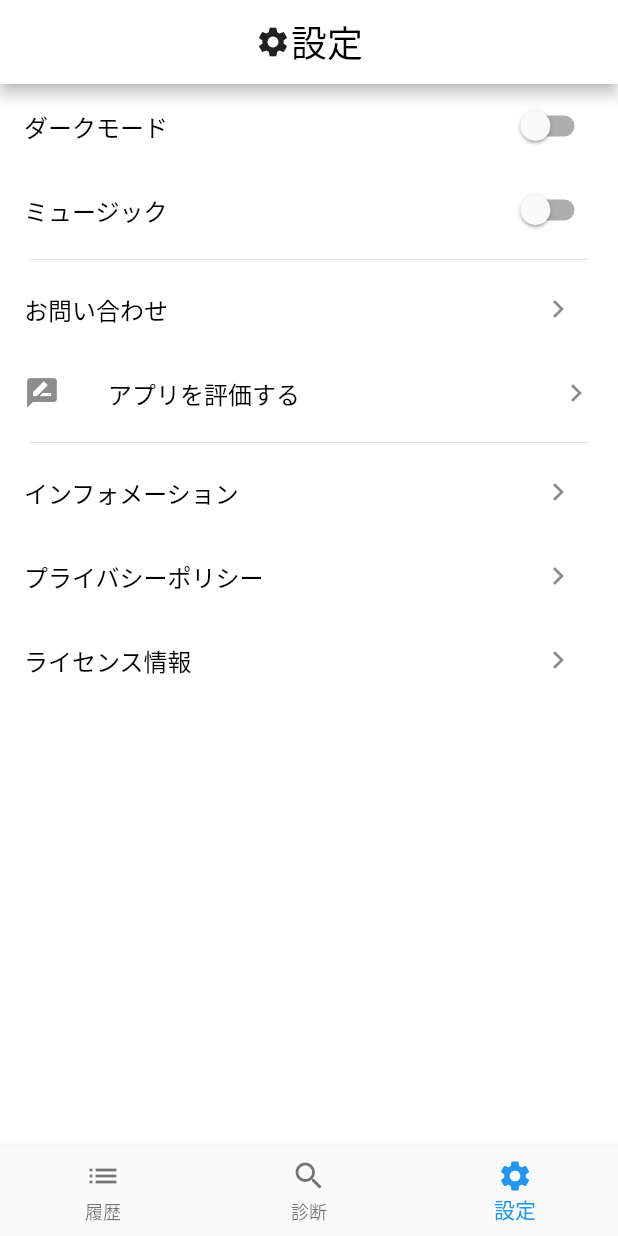
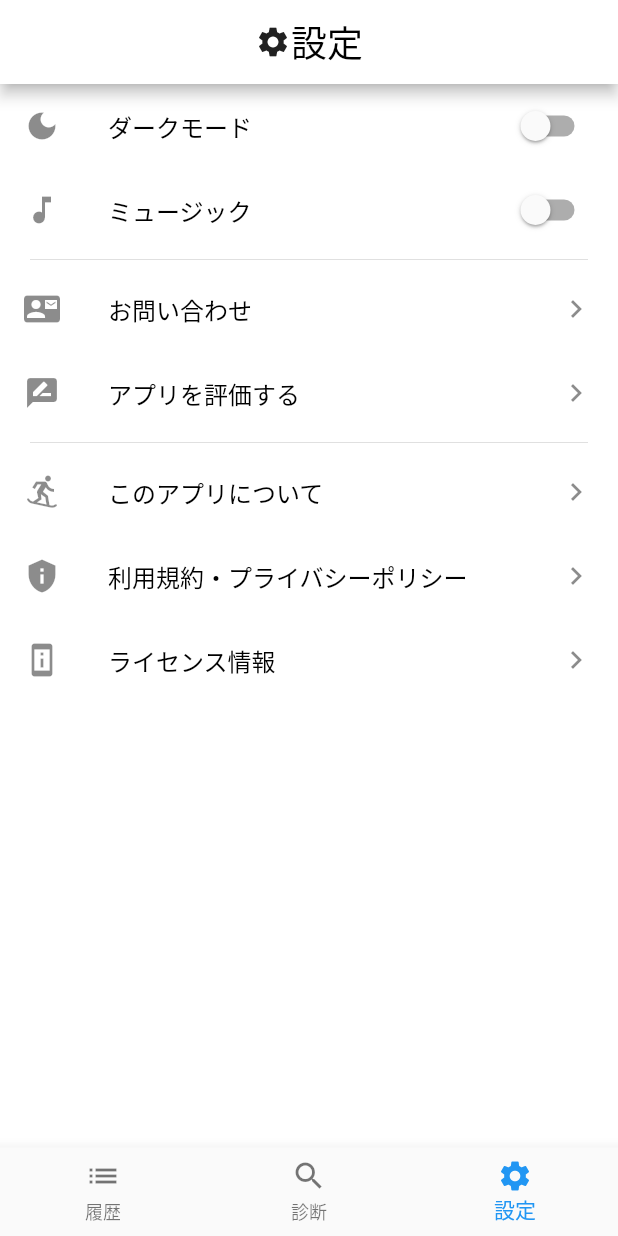
Before and after one commit to hata8341/flutter-snow_board_selecter, a Flutter app: the screen it shows after launch, item 3 of the bottom bar chosen, on a phone screen of 412 x 824 dp. Run offline on Flutter 3.47's test engine with Material 2 defaults, Android fonts, the light colour scheme and no system bars; our stand-ins replace animated_text_kit, awesome_dialog, firebase_analytics, firebase_core, firebase_crashlytics, fl_chart and 12 more; accounts and stored records are empty.

Commit message:
#61 利用規約とプライバシーポリシーの作成

```diff
--- a/lib/const/setting.dart
+++ b/lib/const/setting.dart
@@ -1,2 +1,5 @@
 const String formUrl =
     'https://docs.google.com/forms/d/e/1FAIpQLSc8eWf6Yx413g5K3F1KVXgswaoSkUUCEs_xg2E28ZY7im37mg/viewform';
+
+const String privacyUrl =
+    'https://rustic-guavaberry-fea.notion.site/379101b2b6b149b980120cb870e8ca50';
--- a/lib/view_model/setting_view_model.dart
+++ b/lib/view_model/setting_view_model.dart
@@ -1,17 +1,23 @@
 import 'package:hooks_riverpod/hooks_riverpod.dart';
-import 'package:package_info_plus/package_info_plus.dart';
 import 'package:sbselector/const/setting.dart';
 import 'package:url_launcher/url_launcher.dart';
 
-final Uri _uri = Uri.parse(formUrl);
+final Uri _formUri = Uri.parse(formUrl);
+
+final Uri _privacyUri = Uri.parse(privacyUrl);
 
 class SettingNotifier extends StateNotifier<void> {
   SettingNotifier() : super(null);
   void contactForm() async {
-    if (!await launchUrl(_uri)) throw '接続されていません';
+    if (!await launchUrl(_formUri)) throw '接続されていません';
+  }
+
+  void contactPrivacyPage() async {
+    if (!await launchUrl(_privacyUri)) throw '接続されていません';
   }
 }
 
-final settingProvider = StateNotifierProvider<SettingNotifier, void>((ref) {
+final settingProvider =
+    StateNotifierProvider.autoDispose<SettingNotifier, void>((ref) {
   return SettingNotifier();
 });
--- a/lib/views/settings/setting_top.dart
+++ b/lib/views/settings/setting_top.dart
@@ -25,6 +25,7 @@ class SettingList extends HookConsumerWidget {
           onChanged: (bool status) {
             themeController.update(status);
           },
+          secondary: const Icon(Icons.dark_mode),
           title: const Text('ダークモード'),
         ),
         SwitchListTile(
@@ -32,6 +33,7 @@ class SettingList extends HookConsumerWidget {
           onChanged: (bool newState) {
             pageController.toggleBgm();
           },
+          secondary: const Icon(Icons.music_note),
           title: const Text('ミュージック'),
         ),
         const Divider(
@@ -41,16 +43,15 @@ class SettingList extends HookConsumerWidget {
         ),
         ListTile(
           title: const Text('お問い合わせ'),
-          trailing: IconButton(
-            icon: const Icon(Icons.keyboard_arrow_right),
-            onPressed: () {
+          trailing: const Icon(Icons.keyboard_arrow_right),
+          onTap: () {
             try {
               settingController.contactForm();
             } catch (_) {
               Navigator.pushNamed(context, '/errorPage');
             }
           },
-          ),
+          leading: const Icon(Icons.contact_mail),
         ),
         ListTile(
           title: const Text('アプリを評価する'),
@@ -69,29 +70,23 @@ class SettingList extends HookConsumerWidget {
           endIndent: 20.0,
         ),
         ListTile(
-          title: const Text('インフォメーション'),
-          trailing: IconButton(
-            icon: const Icon(Icons.keyboard_arrow_right),
-            onPressed: () async {
-              print('インフォメーション');
-            },
-          ),
+          title: const Text('このアプリについて'),
+          trailing: const Icon(Icons.keyboard_arrow_right),
+          onTap: () {},
+          leading: const Icon(Icons.snowboarding),
         ),
         ListTile(
-          title: const Text('プライバシーポリシー'),
-          trailing: IconButton(
-            icon: const Icon(Icons.keyboard_arrow_right),
-            onPressed: () {
-              print('プライバシーポリシー');
+          title: const Text('利用規約・プライバシーポリシー'),
+          trailing: const Icon(Icons.keyboard_arrow_right),
+          onTap: () {
+            settingController.contactPrivacyPage();
           },
-          ),
+          leading: const Icon(Icons.privacy_tip),
         ),
         ListTile(
           title: const Text('ライセンス情報'),
-          trailing: IconButton(
-            icon: const Icon(Icons.keyboard_arrow_right),
-            onPressed: () async {
-              print('ライセンス情報');
+          trailing: const Icon(Icons.keyboard_arrow_right),
+          onTap: () async {
             final info = await PackageInfo.fromPlatform();
             final date = DateTime.now().year.toString();
             // icon作成したら追加
@@ -102,7 +97,7 @@ class SettingList extends HookConsumerWidget {
               applicationLegalese: '$date Thata',
             );
           },
-          ),
+          leading: const Icon(Icons.perm_device_info),
         ),
       ],
     );
```
Lines whose indentation alone changed are shown as unchanged.
